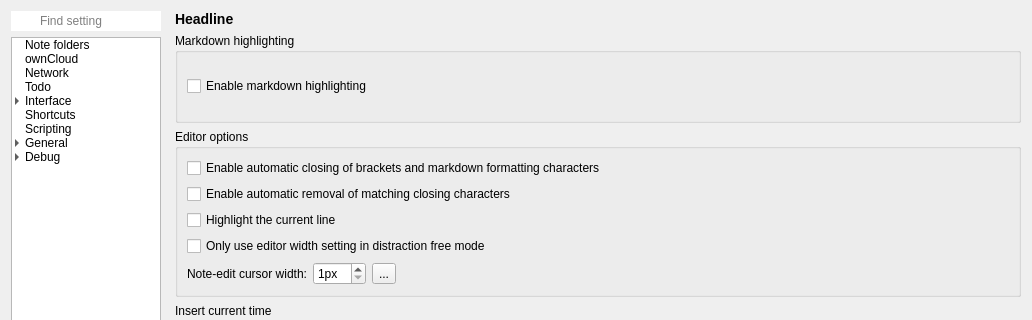
Above: src/dialogs/settingsdialog.ui from pbek/QOwnNotes before the change; both pictures show x 0 to 1032 and y 0 to 320 of the 1032 by 683 pixel window. Below: the same form after it.
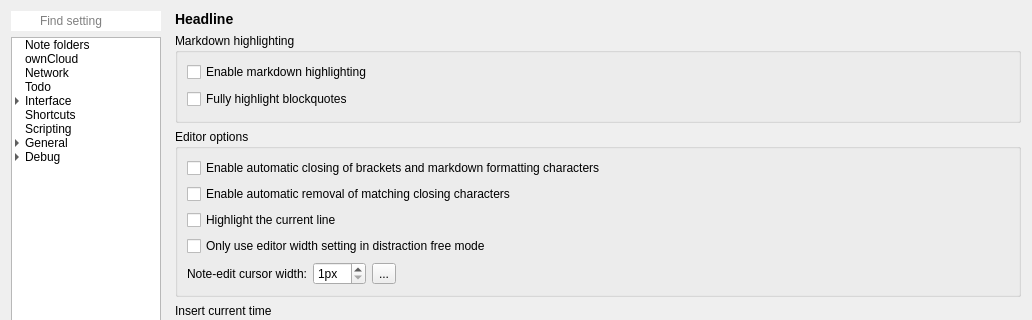
That is the form after the change. Icons and pictures are not drawn. Custom widgets are drawn as their Qt base class.

Commit message: implemented optional fully highlighted blockquotes

Diff of the .ui file:
```diff
--- a/src/dialogs/settingsdialog.ui
+++ b/src/dialogs/settingsdialog.ui
@@ -4121,6 +4121,37 @@
                   </property>
                  </widget>
                 </item>
+                <item row="1" column="1" colspan="2">
+                 <widget class="QFrame" name="markdownHighlightingFrame">
+                  <property name="frameShape">
+                   <enum>QFrame::NoFrame</enum>
+                  </property>
+                  <property name="frameShadow">
+                   <enum>QFrame::Raised</enum>
+                  </property>
+                  <layout class="QVBoxLayout" name="verticalLayout_22">
+                   <property name="leftMargin">
+                    <number>0</number>
+                   </property>
+                   <property name="topMargin">
+                    <number>0</number>
+                   </property>
+                   <property name="rightMargin">
+                    <number>0</number>
+                   </property>
+                   <property name="bottomMargin">
+                    <number>0</number>
+                   </property>
+                   <item>
+                    <widget class="QCheckBox" name="fullyHighlightedBlockquotesCheckBox">
+                     <property name="text">
+                      <string>Fully highlight blockquotes</string>
+                     </property>
+                    </widget>
+                   </item>
+                  </layout>
+                 </widget>
+                </item>
                </layout>
               </widget>
              </item>
```
The commit also changes 28 other files.
